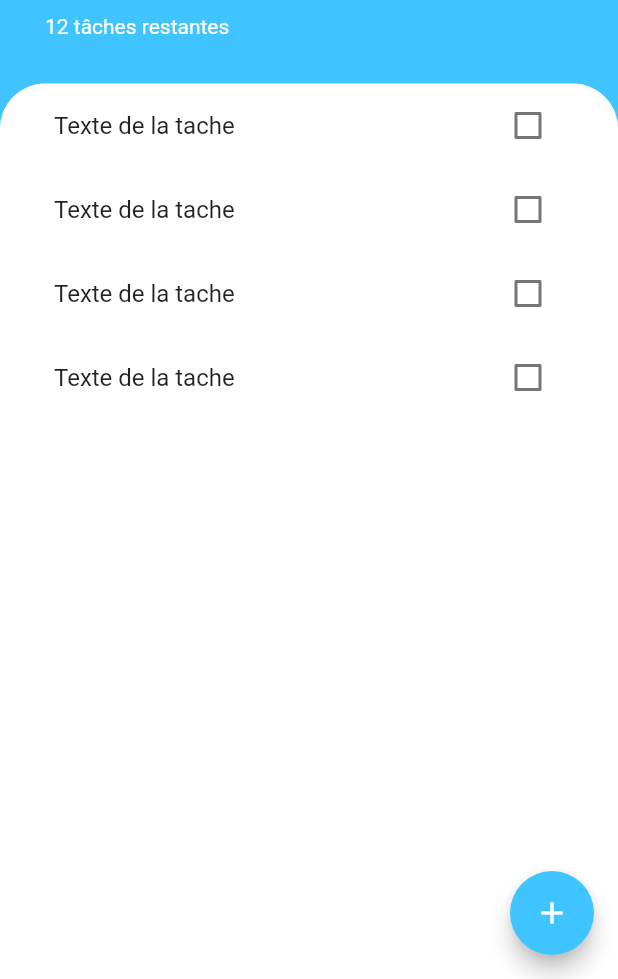
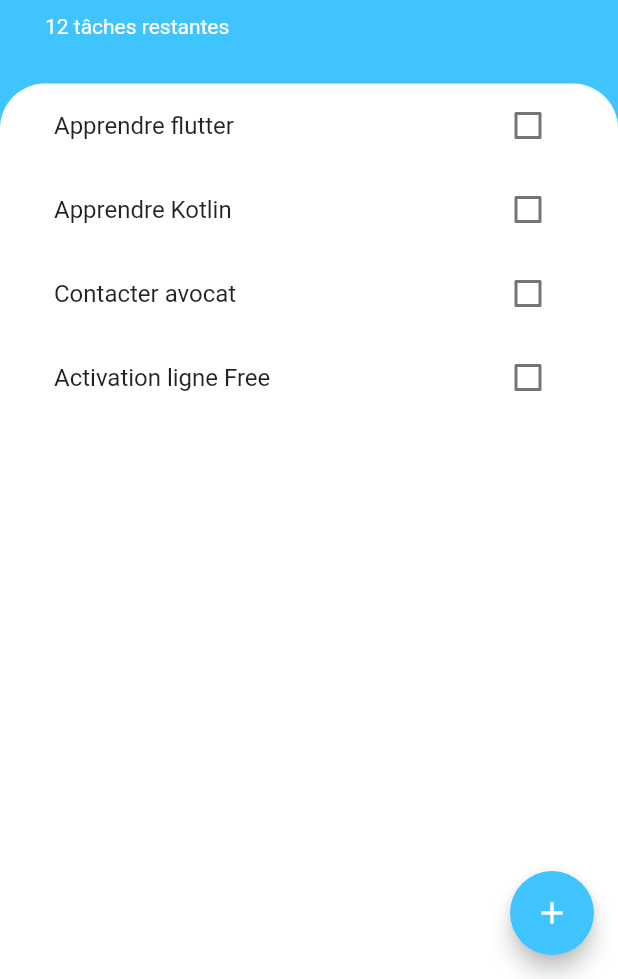
Before and after one commit to cyberplanete/flutter_another_to_do_list, a Flutter app: the screen it shows after launch, on a phone screen of 412 x 824 dp, the part 257-1236 px from its top. Run offline on Flutter 3.47's test engine with Material 2 defaults, Android fonts, the phone set to English and light mode, and no system bars.

Commit message:
Methode simple ListView

```diff
--- a/lib/Widgets/Ligne_tache.dart
+++ b/lib/Widgets/Ligne_tache.dart
@@ -1,55 +1,26 @@
 import 'package:flutter/material.dart';
 
-class LigneTache extends StatefulWidget {
-  @override
-  _LigneTacheState createState() => _LigneTacheState();
-}
+class LigneTache extends StatelessWidget {
+  bool isChecked;
+  final String titreTache;
 
-class _LigneTacheState extends State<LigneTache> {
-  bool isChecked = false;
-
-  void checkBoxCallBack(bool checkBoxState) {
-    setState(() {
-      isChecked = checkBoxState;
-    });
-  }
+  LigneTache({this.isChecked, this.titreTache});
 
   @override
   Widget build(BuildContext context) {
     return ListTile(
       title: Text(
-        'Texte de la tache',
+        titreTache,
         style: TextStyle(
             decoration: isChecked ? TextDecoration.lineThrough : null),
       ),
-      trailing: CheckboxOfTask(
-        checkBoxState: isChecked,
-        toogleCheckBoxStateFunction: checkBoxCallBack,
-        // IDENTIQUE À:
-        /*  toogleCheckBoxState: (bool checkBoxState) {
-          setState(() {
-            isChecked = checkBoxState;
-          });
-        },*/
+      trailing: Checkbox(
+        activeColor: Colors.lightBlueAccent,
+        //Je modifie la valeur sur chaque click.. true ou false
+        // onChanged: toogleCheckBoxStateFunction,
+        //retourne la nouvelle valeur à mon callback
+        value: isChecked, onChanged: (bool value) {},
       ),
     );
   }
 }
-
-class CheckboxOfTask extends StatelessWidget {
-  final bool checkBoxState;
-  final Function toogleCheckBoxStateFunction;
-
-  CheckboxOfTask({this.checkBoxState, this.toogleCheckBoxStateFunction});
-
-  @override
-  Widget build(BuildContext context) {
-    return Checkbox(
-      activeColor: Colors.lightBlueAccent,
-      //Je modifie la valeur sur chaque click.. true ou false
-      onChanged: toogleCheckBoxStateFunction,
-      //retourne la nouvelle valeur à mon callback
-      value: checkBoxState,
-    );
-  }
-}
--- a/lib/Widgets/liste_taches.dart
+++ b/lib/Widgets/liste_taches.dart
@@ -9,12 +9,34 @@ class ListeTaches extends StatefulWidget {
 }
 
 class _ListeTachesState extends State<ListeTaches> {
-  List<Tache> TachesList = [];
+  List<Tache> tachesList = [
+    Tache(tacheTexte: 'Apprendre flutter'),
+    Tache(tacheTexte: 'Apprendre Kotlin'),
+    Tache(tacheTexte: 'Contacter avocat'),
+    Tache(tacheTexte: 'Activation ligne Free'),
+  ];
 
   @override
   Widget build(BuildContext context) {
     return ListView(
-      children: [LigneTache(), LigneTache(), LigneTache(), LigneTache()],
+      children: [
+        LigneTache(
+          titreTache: tachesList[0].tacheTexte,
+          isChecked: tachesList[0].isCompleted,
+        ),
+        LigneTache(
+          titreTache: tachesList[1].tacheTexte,
+          isChecked: tachesList[1].isCompleted,
+        ),
+        LigneTache(
+          titreTache: tachesList[2].tacheTexte,
+          isChecked: tachesList[2].isCompleted,
+        ),
+        LigneTache(
+          titreTache: tachesList[3].tacheTexte,
+          isChecked: tachesList[3].isCompleted,
+        )
+      ],
     );
   }
 }
```
Also changed, not shown: 1 other file.
